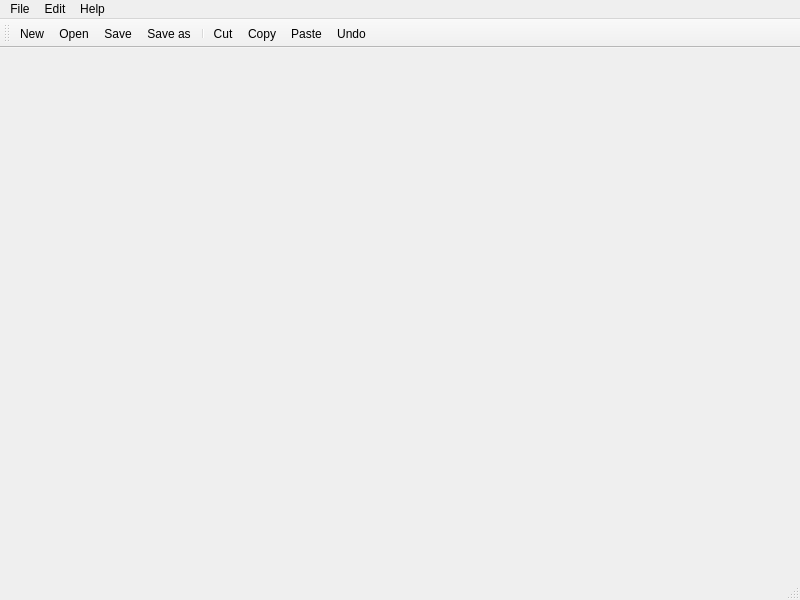
Qt form src/mainwindow.ui (FilipSolich/ICP) before a commit.
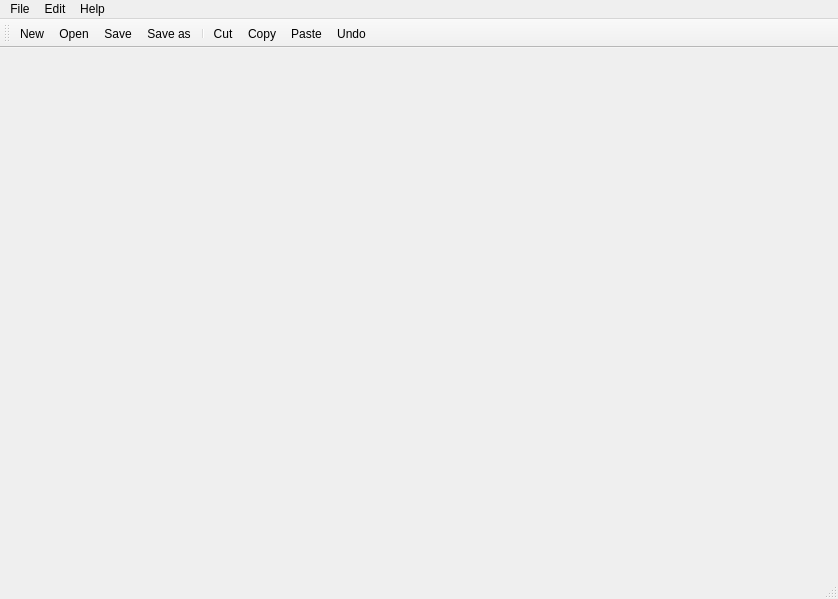
The same form after that commit. Icons and pictures are not drawn.

What changed in the file:
```diff
--- a/src/mainwindow.ui
+++ b/src/mainwindow.ui
@@ -6,20 +6,25 @@
    <rect>
     <x>0</x>
     <y>0</y>
-    <width>800</width>
-    <height>600</height>
+    <width>838</width>
+    <height>599</height>
    </rect>
   </property>
   <property name="windowTitle">
    <string>MainWindow</string>
   </property>
-  <widget class="QWidget" name="centralwidget"/>
+  <property name="toolTip">
+   <string>&lt;html&gt;&lt;head/&gt;&lt;body&gt;&lt;p&gt;&lt;br/&gt;&lt;/p&gt;&lt;/body&gt;&lt;/html&gt;</string>
+  </property>
+  <widget class="QWidget" name="centralwidget">
+   <layout class="QGridLayout" name="gridLayout"/>
+  </widget>
   <widget class="QMenuBar" name="menubar">
    <property name="geometry">
     <rect>
      <x>0</x>
      <y>0</y>
-     <width>800</width>
+     <width>838</width>
      <height>22</height>
     </rect>
    </property>
```
